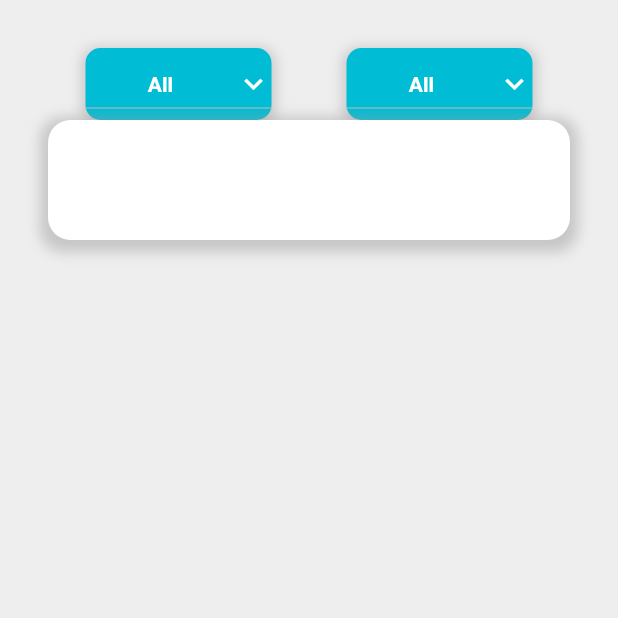
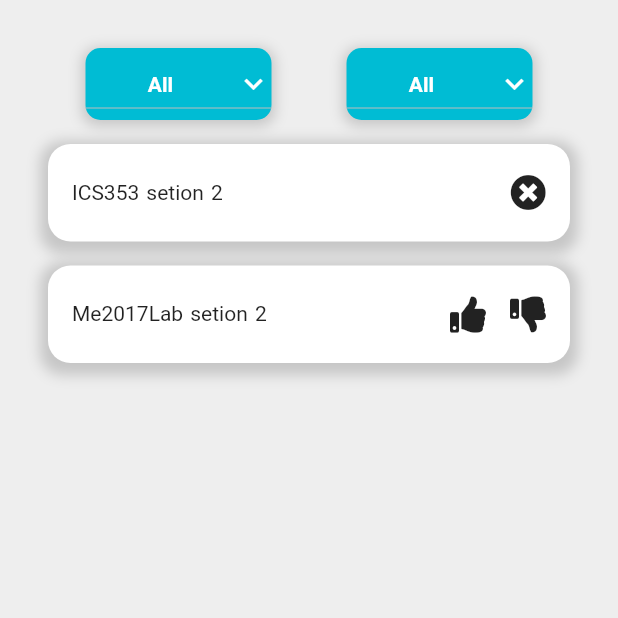
Before and after one commit to petroly-initiative/petroly-flutter, a Flutter app: the Whatsapp screen opened directly, on a phone screen of 412 x 824 dp, the top half of it. Run offline on Flutter 3.47's test engine with Material 2 defaults, Android fonts, the light colour scheme and no system bars; our stand-ins replace flutter_rating_bar, font_awesome_flutter, graphql_flutter, percent_indicator, toggle_switch; accounts and stored records are empty; network calls fail.

Commit message:
some enhancement on whatsapp page

```diff
--- a/lib/app/evaluation/my_evaluation.dart
+++ b/lib/app/evaluation/my_evaluation.dart
@@ -7,7 +7,19 @@ class MyEvaluation extends StatelessWidget {
   @override
   Widget build(BuildContext context) {
     return Scaffold(
-
+      appBar: AppBar(
+          backgroundColor: Colors.blueGrey,
+          centerTitle: true,
+          title: Icon(FontAwesomeIcons.stumbleuponCircle),
+          leading: Builder(
+            builder: (context) => IconButton(
+              icon: Icon(
+                FontAwesomeIcons.solidUserCircle,
+                size: 36,
+              ),
+              onPressed: () => Scaffold.of(context).openDrawer(),
+            ),
+          )),
       drawer: NavBar(),
       body: MyEvaluationPage(),
       backgroundColor: Colors.grey[200],
--- a/lib/app/whatsapp/whatsapp_page.dart
+++ b/lib/app/whatsapp/whatsapp_page.dart
@@ -112,6 +112,8 @@ class _WhatsappPageState extends State<WhatsappPage> {
             ],
           ),
           Container(
+            margin: EdgeInsets.fromLTRB(0, 16, 0, 0),
+            padding: EdgeInsets.all(16),
             decoration: BoxDecoration(
               borderRadius: BorderRadius.circular(15),
               color: Colors.white,
@@ -124,8 +126,48 @@ class _WhatsappPageState extends State<WhatsappPage> {
                 ),
               ],
             ),
-            height: 80,
+            height: 65,
             width: 360,
+            child: Row(
+              mainAxisAlignment: MainAxisAlignment.spaceBetween,
+              children: [
+                Text('ICS353 setion 2'),
+                Icon(FontAwesomeIcons.solidTimesCircle)
+              ],
+            ),
+          ),
+          Container(
+            margin: EdgeInsets.fromLTRB(0, 16, 0, 0),
+            padding: EdgeInsets.all(16),
+            decoration: BoxDecoration(
+              borderRadius: BorderRadius.circular(15),
+              color: Colors.white,
+              boxShadow: [
+                BoxShadow(
+                  color: Colors.grey.withOpacity(0.5),
+                  spreadRadius: 5,
+                  blurRadius: 7,
+                  offset: Offset(0, 3),
+                ),
+              ],
+            ),
+            height: 65,
+            width: 360,
+            child: Row(
+              mainAxisAlignment: MainAxisAlignment.spaceBetween,
+              children: [
+                Text('Me2017Lab setion 2'),
+                Row(
+                  children: [
+                    Icon(FontAwesomeIcons.solidThumbsUp),
+                    SizedBox(
+                      width: 16,
+                    ),
+                    Icon(FontAwesomeIcons.solidThumbsDown),
+                  ],
+                ),
+              ],
+            ),
           ),
         ],
       ),
```
